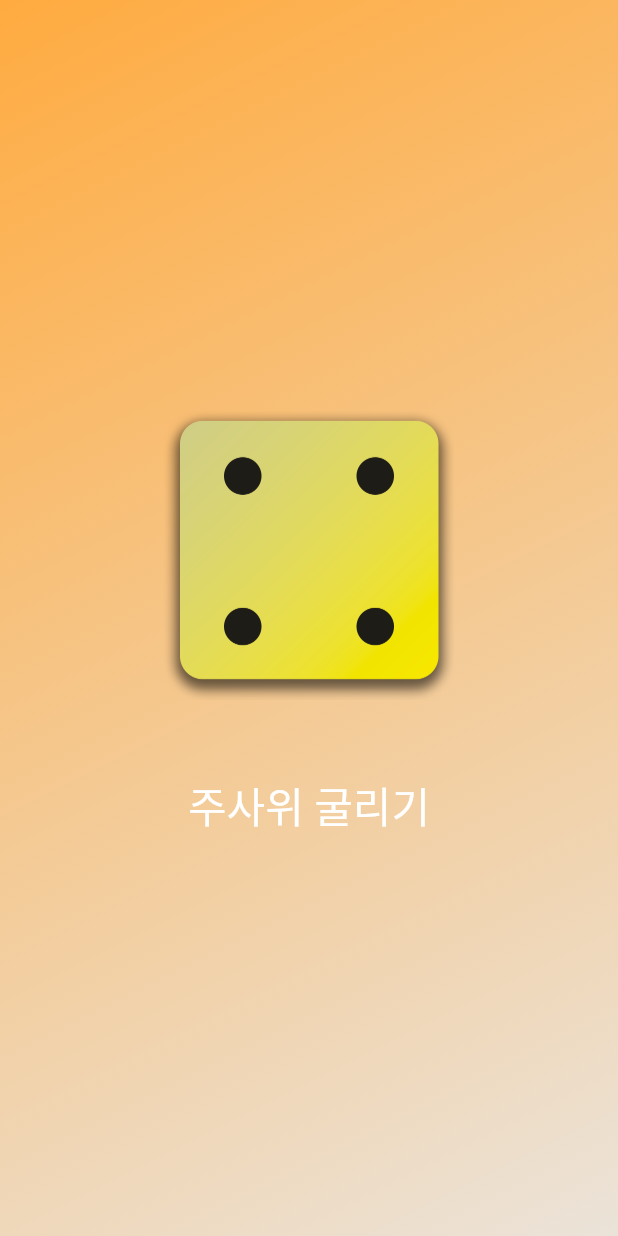
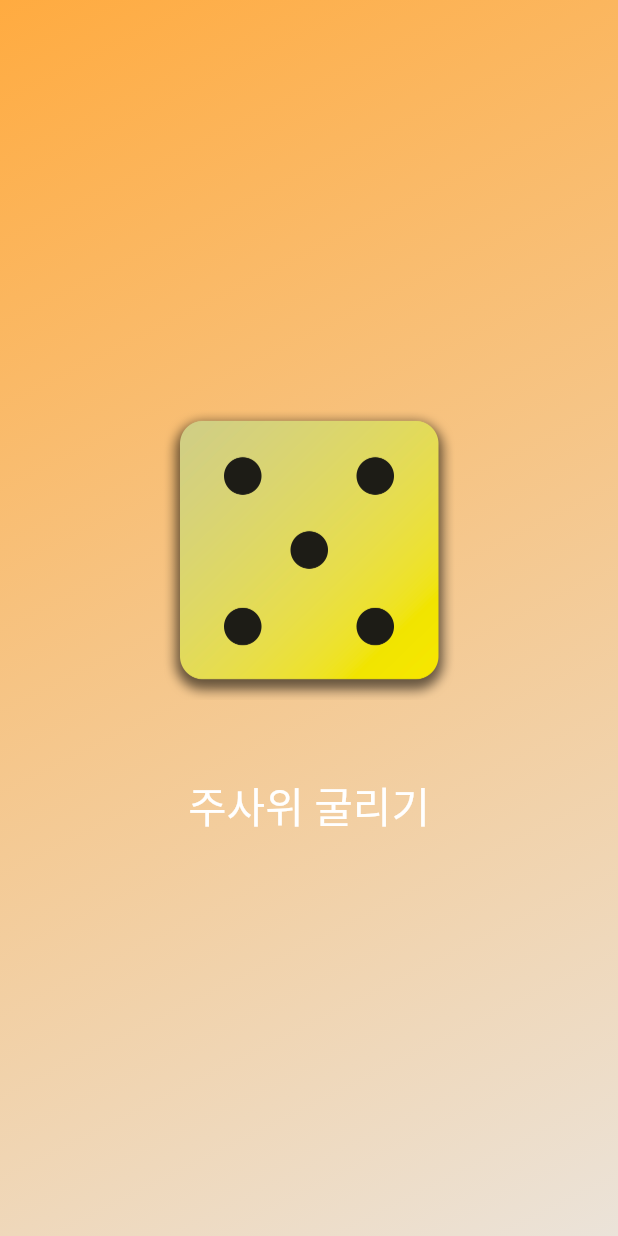
Before and after one commit to beetrbgus/2023-Flutter------, a Flutter app: the screen it shows after launch, after a tap on "주사위 굴리기", on a phone screen of 412 x 824 dp. Run offline on Flutter 3.47's test engine with Material 2 defaults, Android fonts, the phone set to English and light mode, and no system bars.

Commit message:
랜덤 숫자로 주사위 굴리는 것 추가

```diff
--- a/first_app/lib/dice_roller.dart
+++ b/first_app/lib/dice_roller.dart
@@ -1,3 +1,5 @@
+import 'dart:math';
+
 import 'package:flutter/material.dart';
 
 // stateful 위젯은 두개의 클래스로 구성
@@ -14,13 +16,13 @@
 
 // _ 로 private 접근자라는 것을 알려줌.
 class _DiceRollerState extends State<DiceRoller> {
-  var activeDiceImage = 'assets/images/dice-1.png';
+  var currentDiceRoll = 2;
 
   // 주사위 굴리면 나오는 행동을 정의
   void rollDice() {
     // stateful 위젯에서 build를 다시 실행하라고 명령함.
     setState(() {
-      activeDiceImage = 'assets/images/dice-4.png';
+      currentDiceRoll = (Random().nextInt(6) + 1);
     });
   }
 
@@ -30,7 +32,7 @@
       mainAxisSize: MainAxisSize.min,
       children: [
         Image.asset(
-          activeDiceImage,
+          'assets/images/dice-$currentDiceRoll.png',
           width: 200,
         ),
         const SizedBox(
```
